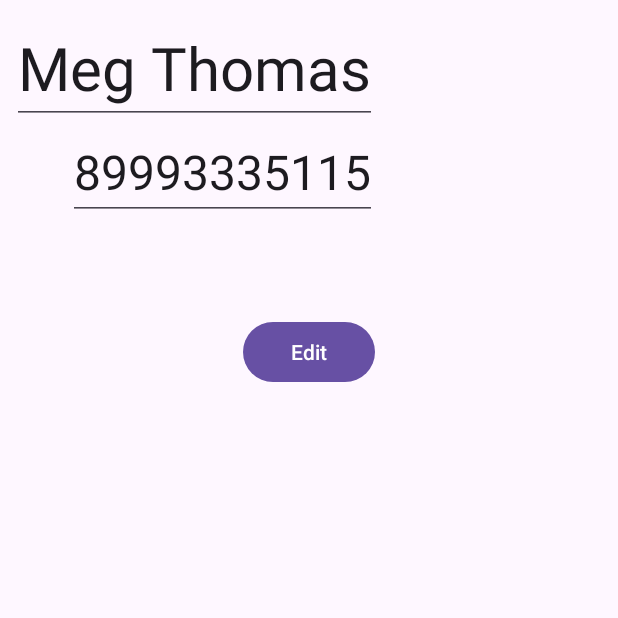
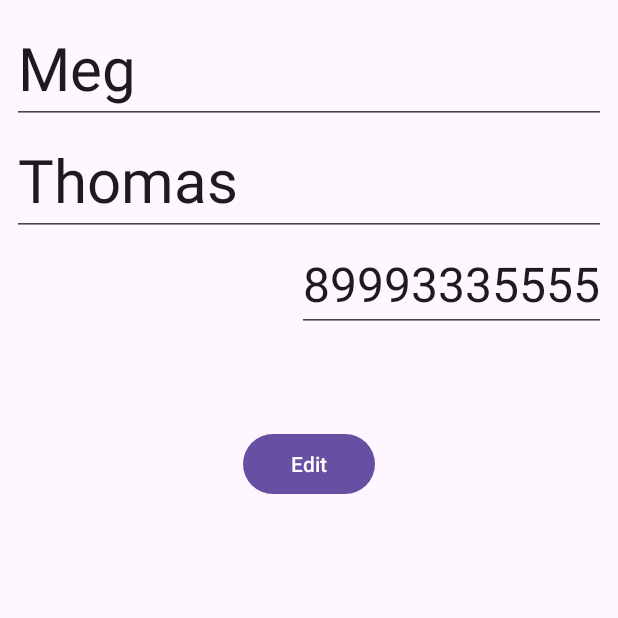
Before and after one commit to EkorrTi/FragmentsW3, an Android app: the screen it shows after launch (MainActivity), after a tap on an icon or button, on a phone screen of 412 x 824 dp, the top half of it. Run offline under Robolectric (Android 15) with nearby library versions, the phone set to English and light mode, and no system bars; 1 other tap on this screen came first.

Commit message:
Hard 1 done

```diff
--- a/app/src/main/java/com/example/fragmentsw3/Contact.kt
+++ b/app/src/main/java/com/example/fragmentsw3/Contact.kt
@@ -3,7 +3,7 @@ package com.example.fragmentsw3
 import java.io.Serializable
 
 data class Contact(
-    val name: String,
-    val surname: String,
-    val phone: String
+    var name: String,
+    var surname: String,
+    var phone: String
 ): Serializable
--- a/app/src/main/java/com/example/fragmentsw3/ContactFragment.kt
+++ b/app/src/main/java/com/example/fragmentsw3/ContactFragment.kt
@@ -1,18 +1,22 @@
 package com.example.fragmentsw3
 
 import android.os.Bundle
+import android.text.InputType
 import android.view.LayoutInflater
 import android.view.View
 import android.view.ViewGroup
+import android.widget.Button
 import android.widget.EditText
+import androidx.core.view.isVisible
 import androidx.fragment.app.Fragment
+import androidx.navigation.fragment.findNavController
 
 class ContactFragment : Fragment() {
     private lateinit var contact: Contact
 
     override fun onCreate(savedInstanceState: Bundle?) {
         super.onCreate(savedInstanceState)
-        arguments?.let { contact = it.getSerializable("contact") as Contact}
+        arguments?.let { contact = it.getSerializable("contact") as Contact }
     }
 
     override fun onCreateView(
@@ -26,10 +30,40 @@ class ContactFragment : Fragment() {
         super.onViewCreated(view, savedInstanceState)
 
         val name: EditText = view.findViewById(R.id.contact_name)
+        val surname: EditText = view.findViewById(R.id.contact_surname)
         val phone: EditText = view.findViewById(R.id.contact_phone)
+        val editButton: Button = view.findViewById(R.id.edit_contact_button)
+        val saveButton: Button = view.findViewById(R.id.save_contact_button)
 
-        name.setText("${contact.name} ${contact.surname}")
+        name.setText(contact.name)
+        surname.setText(contact.surname)
         phone.setText(contact.phone)
+        editButton.setOnClickListener {
+            makeEditable(name, surname, phone)
+            saveButton.isVisible = true
+            editButton.isVisible = false
+        }
+        saveButton.setOnClickListener {
+            saveChanges(name.text.toString(), surname.text.toString(), phone.text.toString())
+        }
     }
 
+    private fun makeEditable(nameET: EditText, surnameET: EditText, phoneET: EditText) {
+        nameET.isFocusable = true
+        nameET.isFocusableInTouchMode = true
+        nameET.inputType = InputType.TYPE_CLASS_TEXT
+        surnameET.isFocusable = true
+        surnameET.isFocusableInTouchMode = true
+        surnameET.inputType = InputType.TYPE_CLASS_TEXT
+        phoneET.isFocusable = true
+        phoneET.isFocusableInTouchMode = true
+        phoneET.inputType = InputType.TYPE_CLASS_PHONE
+    }
+
+    private fun saveChanges(name: String, surname: String, phone: String) {
+        contact.name = name
+        contact.surname = surname
+        contact.phone = phone
+        findNavController().navigateUp()
+    }
 }
--- a/app/src/main/java/com/example/fragmentsw3/ContactsRecyclerViewAdapter.kt
+++ b/app/src/main/java/com/example/fragmentsw3/ContactsRecyclerViewAdapter.kt
@@ -1,17 +1,20 @@
 package com.example.fragmentsw3
 
+import android.util.Log
 import android.view.LayoutInflater
 import android.view.View
 import android.view.ViewGroup
 import android.widget.TextView
 import androidx.recyclerview.widget.RecyclerView
 
-class ContactsRecyclerViewAdapter(val data: List<Contact>): RecyclerView.Adapter<ContactsRecyclerViewAdapter.ContactsRecyclerViewHolder>() {
+class ContactsRecyclerViewAdapter(private val data: MutableList<Contact>) :
+    RecyclerView.Adapter<ContactsRecyclerViewAdapter.ContactsRecyclerViewHolder>() {
     var onClick: ((Contact) -> Unit)? = null
 
     override fun onCreateViewHolder(parent: ViewGroup, viewType: Int): ContactsRecyclerViewHolder {
         val adapterLayout = LayoutInflater.from(parent.context)
             .inflate(R.layout.list_item_contacts, parent, false)
+        Log.d("adapter", "created viewHolder")
         return ContactsRecyclerViewHolder(adapterLayout)
     }
 
@@ -21,11 +24,17 @@ class ContactsRecyclerViewAdapter(val data: List<Contact>): RecyclerView.Adapter
         holder.name.text = "${contact.name} ${contact.surname}"
         holder.phone.text = contact.phone
         holder.itemView.setOnClickListener { onClick?.invoke(contact) }
+        holder.itemView.setOnLongClickListener {
+            data.removeAt(position)
+            notifyItemRemoved(position)
+            notifyItemRangeChanged(position, itemCount - position)
+            true
+        }
     }
 
     override fun getItemCount(): Int = data.size
 
-    class ContactsRecyclerViewHolder(view: View): RecyclerView.ViewHolder(view){
+    class ContactsRecyclerViewHolder(view: View) : RecyclerView.ViewHolder(view) {
         val name: TextView = view.findViewById(R.id.contact_item_name)
         val phone: TextView = view.findViewById(R.id.contact_item_phone)
     }
--- a/app/src/main/java/com/example/fragmentsw3/ListContactsFragment.kt
+++ b/app/src/main/java/com/example/fragmentsw3/ListContactsFragment.kt
@@ -11,35 +11,46 @@ import androidx.recyclerview.widget.LinearLayoutManager
 import androidx.recyclerview.widget.RecyclerView
 
 class ListContactsFragment : Fragment() {
-    val contacts = listOf(
-        Contact("Johnny", "Cage", "89993335115"),
-        Contact("Meg", "Thomas", "89993335115"),
-        Contact("Dwight", "Fairfield", "89993335115"),
-        Contact("Bill", "Murray", "89993335115"),
-    )
+    private val contacts: MutableList<Contact> = mutableListOf()
+    private lateinit var adapter: ContactsRecyclerViewAdapter
 
     override fun onCreateView(
         inflater: LayoutInflater, container: ViewGroup?,
         savedInstanceState: Bundle?
     ): View? {
+        for (i in 1..20) {
+            contacts.addAll(
+                listOf(
+                    Contact("Johnny", "Cage", "89993335115"),
+                    Contact("Meg", "Thomas", "89993335555"),
+                    Contact("Dwight", "Fairfield", "89993335556"),
+                    Contact("William", "Overbeck", "899933355557"),
+                    Contact("Bill", "Murray", "89993335558"),
+                )
+            )
+        }
         return inflater.inflate(R.layout.fragment_list_contacts, container, false)
     }
 
     override fun onViewCreated(view: View, savedInstanceState: Bundle?) {
-        super.onViewCreated(view, savedInstanceState)
-
-        val adapter = ContactsRecyclerViewAdapter(contacts)
-        val recyclerView = view.findViewById<RecyclerView>(R.id.contacts_recycler_view)
-
+        adapter = ContactsRecyclerViewAdapter(contacts)
         adapter.onClick = {
             findNavController().navigate(
-                R.id.action_listContactsFragment_to_contactFragment, bundleOf( Pair("contact", it) )
+                R.id.action_listContactsFragment_to_contactFragment, bundleOf(Pair("contact", it))
             )
         }
 
+        val recyclerView = view.findViewById<RecyclerView>(R.id.contacts_recycler_view)
         recyclerView.apply {
             layoutManager = LinearLayoutManager(requireContext())
-            this.adapter = adapter
+            this.adapter = this@ListContactsFragment.adapter
         }
+
+        super.onViewCreated(view, savedInstanceState)
+    }
+
+    override fun onResume() {
+        super.onResume()
+        adapter.notifyDataSetChanged()
     }
 }
--- a/app/src/main/java/com/example/fragmentsw3/MainActivity.kt
+++ b/app/src/main/java/com/example/fragmentsw3/MainActivity.kt
@@ -22,7 +22,7 @@ class MainActivity : AppCompatActivity() {
     }
 
     override fun onBackPressed() {
-        when (navController.currentDestination?.id){
+        when (navController.currentDestination?.id) {
             R.id.navigation_contact_list -> finish()
 
             else -> navController.popBackStack(R.id.navigation_contact_list, false)
--- /dev/null
+++ b/app/src/main/res/layout-w600dp/activity_main.xml
@@ -0,0 +1,6 @@
+<?xml version="1.0" encoding="utf-8"?>
+<androidx.constraintlayout.widget.ConstraintLayout xmlns:android="http://schemas.android.com/apk/res/android"
+    android:layout_width="match_parent"
+    android:layout_height="match_parent">
+
+</androidx.constraintlayout.widget.ConstraintLayout>
--- a/app/src/main/res/layout/activity_main.xml
+++ b/app/src/main/res/layout/activity_main.xml
@@ -1,6 +1,5 @@
 <?xml version="1.0" encoding="utf-8"?>
-<androidx.constraintlayout.widget.ConstraintLayout
-    xmlns:android="http://schemas.android.com/apk/res/android"
+<androidx.constraintlayout.widget.ConstraintLayout xmlns:android="http://schemas.android.com/apk/res/android"
     xmlns:app="http://schemas.android.com/apk/res-auto"
     xmlns:tools="http://schemas.android.com/tools"
     android:layout_width="match_parent"
@@ -12,11 +11,11 @@
         android:name="androidx.navigation.fragment.NavHostFragment"
         android:layout_width="match_parent"
         android:layout_height="match_parent"
+        app:defaultNavHost="true"
         app:layout_constraintBottom_toBottomOf="parent"
         app:layout_constraintEnd_toEndOf="parent"
         app:layout_constraintStart_toStartOf="parent"
         app:layout_constraintTop_toTopOf="parent"
-        app:defaultNavHost="true"
-        app:navGraph="@navigation/nav_graph"/>
+        app:navGraph="@navigation/nav_graph" />
 
 </androidx.constraintlayout.widget.ConstraintLayout>
--- a/app/src/main/res/layout/fragment_contact.xml
+++ b/app/src/main/res/layout/fragment_contact.xml
@@ -1,6 +1,5 @@
 <?xml version="1.0" encoding="utf-8"?>
-<androidx.constraintlayout.widget.ConstraintLayout
-    xmlns:android="http://schemas.android.com/apk/res/android"
+<androidx.constraintlayout.widget.ConstraintLayout xmlns:android="http://schemas.android.com/apk/res/android"
     xmlns:app="http://schemas.android.com/apk/res-auto"
     xmlns:tools="http://schemas.android.com/tools"
     android:layout_width="match_parent"
@@ -10,26 +9,40 @@
 
     <EditText
         android:id="@+id/contact_name"
-        android:layout_width="wrap_content"
+        android:layout_width="0dp"
         android:layout_height="wrap_content"
+        android:focusable="false"
+        android:hint="@string/name"
+        android:inputType="none"
+        android:textSize="40sp"
+        app:layout_constraintEnd_toEndOf="parent"
         app:layout_constraintStart_toStartOf="parent"
         app:layout_constraintTop_toTopOf="parent"
+        tools:text="Johnny" />
+
+    <EditText
+        android:id="@+id/contact_surname"
+        android:layout_width="0dp"
+        android:layout_height="wrap_content"
+        android:focusable="false"
+        android:hint="@string/surname"
+        android:inputType="none"
         android:textSize="40sp"
-        android:hint="Name"
-        android:inputType="none"
-        android:focusable="false"
-        tools:text="Johnny Cage" />
+        app:layout_constraintEnd_toEndOf="parent"
+        app:layout_constraintStart_toStartOf="parent"
+        app:layout_constraintTop_toBottomOf="@+id/contact_name"
+        tools:text="Cage" />
 
     <EditText
         android:id="@+id/contact_phone"
-        android:layout_width="wrap_content"
+        android:layout_width="0dp"
         android:layout_height="wrap_content"
-        app:layout_constraintEnd_toEndOf="@+id/contact_name"
-        app:layout_constraintTop_toBottomOf="@+id/contact_name"
+        android:focusable="false"
+        android:hint="@string/phone"
+        android:inputType="none"
         android:textSize="32sp"
-        android:hint="Phone"
-        android:inputType="none"
-        android:focusable="false"
+        app:layout_constraintEnd_toEndOf="parent"
+        app:layout_constraintTop_toBottomOf="@+id/contact_surname"
         tools:text="89993335115" />
 
     <com.google.android.material.button.MaterialButton
@@ -37,8 +50,18 @@
         android:layout_width="wrap_content"
         android:layout_height="wrap_content"
         android:layout_marginTop="64dp"
+        android:text="@string/edit"
         app:layout_constraintEnd_toEndOf="parent"
         app:layout_constraintStart_toStartOf="parent"
-        app:layout_constraintTop_toBottomOf="@+id/contact_phone"
-        android:text="Edit"/>
+        app:layout_constraintTop_toBottomOf="@+id/contact_phone" />
+
+    <com.google.android.material.button.MaterialButton
+        android:id="@+id/save_contact_button"
+        android:layout_width="wrap_content"
+        android:layout_height="wrap_content"
+        android:text="@string/save"
+        android:visibility="gone"
+        app:layout_constraintEnd_toEndOf="parent"
+        app:layout_constraintStart_toStartOf="parent"
+        app:layout_constraintTop_toBottomOf="@+id/contact_phone" />
 </androidx.constraintlayout.widget.ConstraintLayout>
--- a/app/src/main/res/layout/fragment_list_contacts.xml
+++ b/app/src/main/res/layout/fragment_list_contacts.xml
@@ -1,15 +1,18 @@
 <?xml version="1.0" encoding="utf-8"?>
-<ScrollView xmlns:android="http://schemas.android.com/apk/res/android"
+<FrameLayout xmlns:android="http://schemas.android.com/apk/res/android"
     xmlns:tools="http://schemas.android.com/tools"
     android:layout_width="match_parent"
     android:layout_height="match_parent"
+    xmlns:app="http://schemas.android.com/apk/res-auto"
     tools:context=".ListContactsFragment">
 
     <androidx.recyclerview.widget.RecyclerView
         android:id="@+id/contacts_recycler_view"
         android:layout_width="match_parent"
         android:layout_height="wrap_content"
-        tools:listitem="@layout/list_item_contacts"
-        tools:itemCount="4"/>
+        app:layoutManager="androidx.recyclerview.widget.LinearLayoutManager"
+        android:scrollbars="vertical"
+        tools:itemCount="4"
+        tools:listitem="@layout/list_item_contacts" />
 
-</ScrollView>
+</FrameLayout>
--- a/app/src/main/res/layout/list_item_contacts.xml
+++ b/app/src/main/res/layout/list_item_contacts.xml
@@ -1,11 +1,11 @@
 <?xml version="1.0" encoding="utf-8"?>
-<com.google.android.material.card.MaterialCardView
-    xmlns:android="http://schemas.android.com/apk/res/android"
+<com.google.android.material.card.MaterialCardView xmlns:android="http://schemas.android.com/apk/res/android"
     xmlns:app="http://schemas.android.com/apk/res-auto"
     xmlns:tools="http://schemas.android.com/tools"
     android:layout_width="match_parent"
     android:layout_height="wrap_content"
     android:layout_margin="8dp">
+
     <androidx.constraintlayout.widget.ConstraintLayout
         android:layout_width="match_parent"
         android:layout_height="wrap_content"
@@ -15,19 +15,18 @@
             android:id="@+id/contact_item_name"
             android:layout_width="wrap_content"
             android:layout_height="wrap_content"
+            android:textSize="24sp"
             app:layout_constraintStart_toStartOf="parent"
             app:layout_constraintTop_toTopOf="parent"
-
-            android:textSize="24sp"
-            tools:text="Johnny Cage"/>
+            tools:text="Johnny Cage" />
 
         <TextView
             android:id="@+id/contact_item_phone"
             android:layout_width="wrap_content"
             android:layout_height="wrap_content"
+            android:textSize="16sp"
             app:layout_constraintStart_toStartOf="parent"
             app:layout_constraintTop_toBottomOf="@id/contact_item_name"
-            android:textSize="16sp"
             tools:text="89993335115" />
 
     </androidx.constraintlayout.widget.ConstraintLayout>
--- a/app/src/main/res/navigation/nav_graph.xml
+++ b/app/src/main/res/navigation/nav_graph.xml
@@ -9,7 +9,7 @@
         android:id="@+id/navigation_contact_list"
         android:name="com.example.fragmentsw3.ListContactsFragment"
         android:label="fragment_list_contacts"
-        tools:layout="@layout/fragment_list_contacts" >
+        tools:layout="@layout/fragment_list_contacts">
         <action
             android:id="@+id/action_listContactsFragment_to_contactFragment"
             app:destination="@id/navigation_contact" />
@@ -18,7 +18,7 @@
         android:id="@+id/navigation_contact"
         android:name="com.example.fragmentsw3.ContactFragment"
         android:label="fragment_contact"
-        tools:layout="@layout/fragment_contact" >
+        tools:layout="@layout/fragment_contact">
         <argument
             android:name="contact"
             app:argType="com.example.fragmentsw3.Contact" />
--- a/app/src/main/res/values/strings.xml
+++ b/app/src/main/res/values/strings.xml
@@ -2,4 +2,9 @@
     <string name="app_name">FragmentsW3</string>
     <!-- TODO: Remove or change this placeholder text -->
     <string name="hello_blank_fragment">Hello blank fragment</string>
+    <string name="name">Name</string>
+    <string name="surname">Surname</string>
+    <string name="phone">Phone</string>
+    <string name="edit">Edit</string>
+    <string name="save">Save</string>
 </resources>
```
